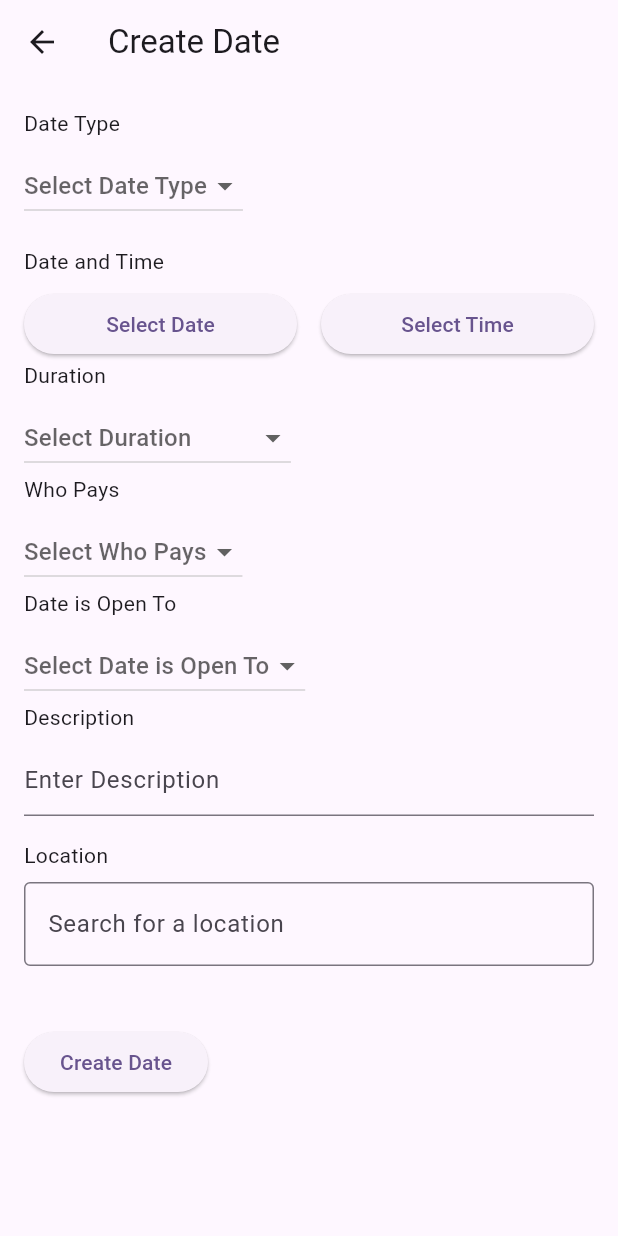
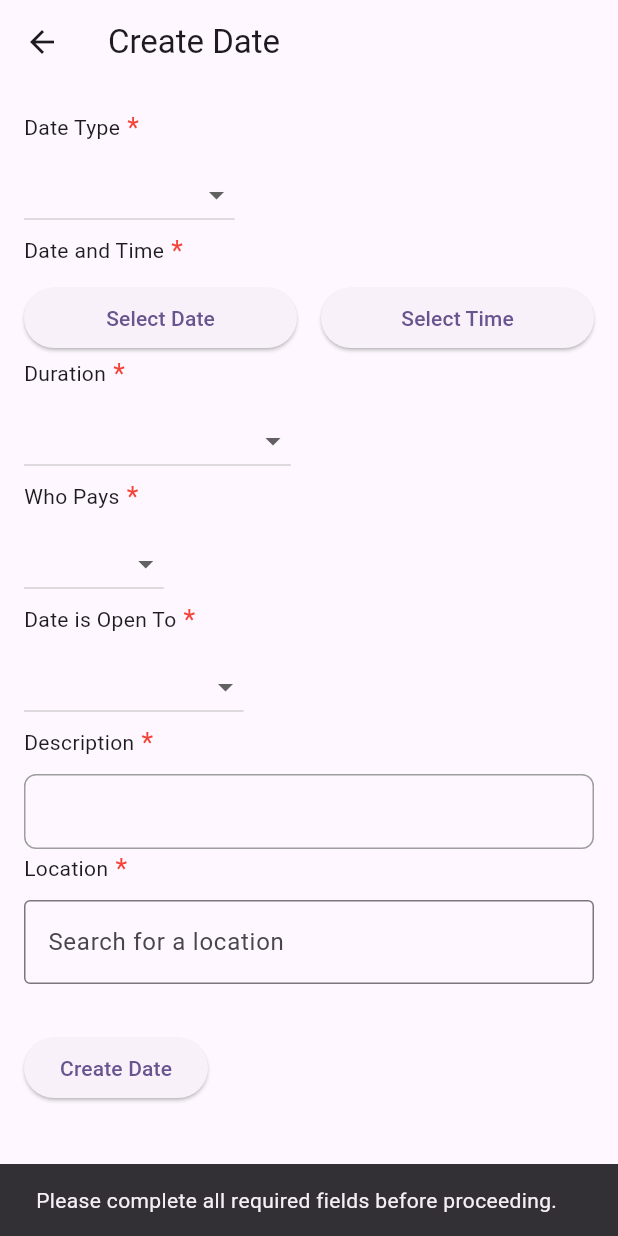
Before and after one commit to tltong/instadate, a Flutter app: the CreateDate screen opened directly with empty values, after a tap on "Create Date", on a phone screen of 412 x 824 dp. Run offline on Flutter 3.47's test engine with Material 3 defaults, Android fonts, the light colour scheme and no system bars; our stand-ins replace cloud_firestore, dio, firebase_auth, firebase_core, firebase_storage, geocoding and 3 more; accounts and stored records are empty.

Commit message:
Create date - upload data

```diff
--- a/lib/Dates/CreateDate.dart
+++ b/lib/Dates/CreateDate.dart
@@ -5,6 +5,7 @@ import 'package:intl/intl.dart';
 import 'package:cloud_firestore/cloud_firestore.dart';
 import 'package:dio/dio.dart';
 import 'package:url_launcher/url_launcher.dart';
+import 'package:instadate/Dates/DateHandler.dart';
 
 class CreateDate extends StatefulWidget {
   final String email;
@@ -28,6 +29,8 @@ class _CreateDateState extends State<CreateDate> {
   final TextEditingController _locationController = TextEditingController();
   List<Map<String, dynamic>> _locationSuggestions = [];
   Timer? _debounce;
+  final DateHandler _dateHandler = DateHandler();
+  bool _showErrors = false; // Flag for showing validation errors
 
   final String _googleApiKey =
       "AIzaSyAz5wgFHrAJ7ZxVHg6EBwtLGMg1NqsMlkc"; // Replace with your API key
@@ -68,10 +71,7 @@ class _CreateDateState extends State<CreateDate> {
                       'Extra Special',
                     ],
                     (value) => setState(() => _selectedDateType = value)),
-
-                const SizedBox(height: 16.0),
                 _buildDateAndTimePicker(),
-
                 _buildDropdown(
                     "Duration",
                     _selectedDuration,
@@ -83,7 +83,6 @@ class _CreateDateState extends State<CreateDate> {
                       'Let\'s go with the flow',
                     ],
                     (value) => setState(() => _selectedDuration = value)),
-
                 _buildDropdown(
                     "Who Pays",
                     _selectedWhoPays,
@@ -93,7 +92,6 @@ class _CreateDateState extends State<CreateDate> {
                       'Let\'s split',
                     ],
                     (value) => setState(() => _selectedWhoPays = value)),
-
                 _buildDropdown(
                     "Date is Open To",
                     _selectedOpenTo,
@@ -103,46 +101,14 @@ class _CreateDateState extends State<CreateDate> {
                       'Men and Women',
                     ],
                     (value) => setState(() => _selectedOpenTo = value)),
-
                 _buildTextField("Description", _description, (value) {
                   setState(() => _description = value);
                 }),
-
-                const SizedBox(height: 16.0),
-                const Text('Location'),
-                const SizedBox(height: 8.0),
-
-                // Multi-line Location Input
-                TextField(
-                  controller: _locationController,
-                  decoration: const InputDecoration(
-                    hintText: 'Search for a location',
-                    border: OutlineInputBorder(),
-                  ),
-                  maxLines: null,
-                  keyboardType: TextInputType.multiline,
-                  onChanged: _getLocationSuggestions,
-                ),
-
-                if (_googleMapsUrl != null) ...[
-                  const SizedBox(height: 8.0),
-                  GestureDetector(
-                    onTap: () => _openGoogleMaps(_googleMapsUrl!),
-                    child: Text(
-                      "📍 View Location on Google Maps",
-                      style: TextStyle(
-                          color: Colors.blue,
-                          decoration: TextDecoration.underline),
-                    ),
-                  ),
-                ],
-
-                const SizedBox(height: 8.0),
+                _buildLocationInput(),
                 _buildLocationSuggestions(),
-
                 const SizedBox(height: 32.0),
                 ElevatedButton(
-                  onPressed: _saveDateToFirestore,
+                  onPressed: _validateAndSaveDate,
                   child: const Text('Create Date'),
                 ),
               ],
@@ -153,16 +119,59 @@ class _CreateDateState extends State<CreateDate> {
     );
   }
 
+  Widget _buildTextField(
+      String title, String? value, Function(String) onChanged) {
+    return Column(
+      crossAxisAlignment: CrossAxisAlignment.start,
+      children: [
+        Row(
+          children: [
+            Text(title),
+            if (_showErrors && (value == null || value.isEmpty))
+              const Text(" *",
+                  style: TextStyle(color: Colors.red, fontSize: 18)),
+          ],
+        ),
+        const SizedBox(height: 8.0),
+        Container(
+          decoration: BoxDecoration(
+            border: Border.all(color: Colors.grey),
+            borderRadius: BorderRadius.circular(8.0),
+          ),
+          child: TextField(
+            onChanged: onChanged,
+            minLines: 1, // Starts with one line
+            maxLines: null, // Allows expansion
+            keyboardType: TextInputType.multiline,
+            decoration: const InputDecoration(
+              //           hintText: 'Enter text...',
+              contentPadding: EdgeInsets.all(8.0),
+              border: InputBorder.none, // Removes default border
+            ),
+          ),
+        ),
+      ],
+    );
+  }
+
   Widget _buildDropdown(String title, String? selectedValue, List<String> items,
       Function(String?) onChanged) {
     return Column(
       crossAxisAlignment: CrossAxisAlignment.start,
       children: [
-        Text(title),
+        Row(
+          children: [
+            Text(title),
+            if (_showErrors &&
+                (selectedValue == null || selectedValue!.isEmpty))
+              const Text(" *",
+                  style: TextStyle(color: Colors.red, fontSize: 18)),
+          ],
+        ),
         const SizedBox(height: 8.0),
         DropdownButton<String>(
           value: selectedValue,
-          hint: Text('Select $title'),
+          //    hint: Text('Select $title'),
           items: items.map((value) {
             return DropdownMenuItem<String>(
               value: value,
@@ -179,7 +188,14 @@ class _CreateDateState extends State<CreateDate> {
     return Column(
       crossAxisAlignment: CrossAxisAlignment.start,
       children: [
-        const Text('Date and Time'),
+        Row(
+          children: [
+            const Text('Date and Time'),
+            if (_showErrors && (_selectedDate == null || _selectedTime == null))
+              const Text(" *",
+                  style: TextStyle(color: Colors.red, fontSize: 18)),
+          ],
+        ),
         const SizedBox(height: 8.0),
         Row(
           children: [
@@ -206,21 +222,6 @@ class _CreateDateState extends State<CreateDate> {
     );
   }
 
-  Widget _buildTextField(
-      String title, String? value, Function(String) onChanged) {
-    return Column(
-      crossAxisAlignment: CrossAxisAlignment.start,
-      children: [
-        Text(title),
-        const SizedBox(height: 8.0),
-        TextField(
-          onChanged: onChanged,
-          decoration: InputDecoration(hintText: 'Enter $title'),
-        ),
-      ],
-    );
-  }
-
   Widget _buildLocationSuggestions() {
     return ConstrainedBox(
       constraints: const BoxConstraints(maxHeight: 200),
@@ -237,42 +238,42 @@ class _CreateDateState extends State<CreateDate> {
     );
   }
 
-  void _openGoogleMaps(String url) async {
-    if (await canLaunch(url)) {
-      await launch(url);
-    } else {
-      print("Could not open Google Maps");
-    }
-  }
-
-  Future<void> _selectLocation(Map<String, dynamic> selectedLocation) async {
-    String locationName = selectedLocation["description"];
-    _locationController.text = locationName;
-    setState(() => _locationSuggestions = []);
-
-    try {
-      final response = await Dio().get(
-        "https://maps.googleapis.com/maps/api/place/details/json",
-        queryParameters: {
-          "place_id": selectedLocation["place_id"],
-          "key": _googleApiKey,
-        },
-      );
-
-      if (response.statusCode == 200) {
-        var location = response.data["result"]["geometry"]["location"];
-        double lat = location["lat"];
-        double lng = location["lng"];
-
-        setState(() {
-          _selectedLatLng = LatLng(lat, lng);
-          _googleMapsUrl =
-              "https://www.google.com/maps/search/?api=1&query=${Uri.encodeComponent(locationName)}";
-        });
-      }
-    } catch (e) {
-      print("Error fetching location details: $e");
-    }
+  Widget _buildLocationInput() {
+    return Column(
+      crossAxisAlignment: CrossAxisAlignment.start,
+      children: [
+        Row(
+          children: [
+            const Text('Location'),
+            if (_showErrors && _locationController.text.isEmpty)
+              const Text(" *",
+                  style: TextStyle(color: Colors.red, fontSize: 18)),
+          ],
+        ),
+        const SizedBox(height: 8.0),
+        TextField(
+          controller: _locationController,
+          decoration: const InputDecoration(
+            hintText: 'Search for a location',
+            border: OutlineInputBorder(),
+          ),
+          maxLines: null,
+          keyboardType: TextInputType.multiline,
+          onChanged: _getLocationSuggestions,
+        ),
+        if (_googleMapsUrl != null) ...[
+          const SizedBox(height: 8.0),
+          GestureDetector(
+            onTap: () => _openGoogleMaps(_googleMapsUrl!),
+            child: Text(
+              "📍 View Location on Google Maps",
+              style: TextStyle(
+                  color: Colors.blue, decoration: TextDecoration.underline),
+            ),
+          ),
+        ],
+      ],
+    );
   }
 
   Future<void> _getLocationSuggestions(String query) async {
@@ -311,6 +312,87 @@ class _CreateDateState extends State<CreateDate> {
     });
   }
 
+  Future<void> _selectLocation(Map<String, dynamic> selectedLocation) async {
+    String locationName = selectedLocation["description"];
+    _locationController.text = locationName;
+    setState(() => _locationSuggestions = []);
+
+    try {
+      final response = await Dio().get(
+        "https://maps.googleapis.com/maps/api/place/details/json",
+        queryParameters: {
+          "place_id": selectedLocation["place_id"],
+          "key": _googleApiKey,
+        },
+      );
+
+      if (response.statusCode == 200) {
+        var location = response.data["result"]["geometry"]["location"];
+        double lat = location["lat"];
+        double lng = location["lng"];
+
+        setState(() {
+          _selectedLatLng = LatLng(lat, lng);
+          _googleMapsUrl =
+              "https://www.google.com/maps/search/?api=1&query=${Uri.encodeComponent(locationName)}";
+        });
+      }
+    } catch (e) {
+      print("Error fetching location details: $e");
+    }
+  }
+
+  void _validateAndSaveDate() {
+    setState(() => _showErrors = true);
+
+    if (_selectedDateType == null ||
+        _selectedDate == null ||
+        _selectedTime == null ||
+        _selectedDuration == null ||
+        _selectedWhoPays == null ||
+        _selectedOpenTo == null ||
+        _description!.isEmpty ||
+        _locationController.text.isEmpty) {
+      ScaffoldMessenger.of(context).showSnackBar(
+        const SnackBar(
+          content:
+              Text('Please complete all required fields before proceeding.'),
+          //backgroundColor: Colors.red,
+        ),
+      );
+      return;
+    }
+
+    _saveDateToFirestore();
+  }
+
+  Future<void> _saveDateToFirestore() async {
+    // Create a Map<String, dynamic> to pass to DateHandler
+    Map<String, dynamic> dateData = {
+      'dateType': _selectedDateType!,
+      'date': Timestamp.fromDate(_selectedDate!),
+      'time': _selectedTime!.format(context),
+      'duration': _selectedDuration,
+      'whoPays': _selectedWhoPays,
+      'openTo': _selectedOpenTo,
+      'description': _description,
+      'location': _locationController.text,
+      'latitude': _selectedLatLng?.latitude,
+      'longitude': _selectedLatLng?.longitude,
+    };
+
+    _dateHandler.uploadDate(email: widget.email, dateData: dateData).then((_) {
+      Navigator.pop(context); // Close the screen on success
+    }).catchError((e) {
+      ScaffoldMessenger.of(context).showSnackBar(
+        SnackBar(
+          content: Text('Error saving date: $e'),
+          backgroundColor: Colors.red,
+        ),
+      );
+    });
+  }
+
   Future<void> _selectDate(BuildContext context) async {
     final picked = await showDatePicker(
       context: context,
@@ -329,25 +411,11 @@ class _CreateDateState extends State<CreateDate> {
     if (picked != null) setState(() => _selectedTime = picked);
   }
 
-  Future<void> _saveDateToFirestore() async {
-    final docRef = FirebaseFirestore.instance
-        .collection('users')
-        .doc(widget.email)
-        .collection('dates')
-        .doc();
-
-    await docRef.set({
-      'date': Timestamp.fromDate(_selectedDate!),
-      'description': _description,
-      'location': _locationController.text,
-      'latitude': _selectedLatLng?.latitude,
-      'longitude': _selectedLatLng?.longitude,
-      'duration': _selectedDuration,
-      'whoPays': _selectedWhoPays,
-      'openTo': _selectedOpenTo,
-      'dateType': _selectedDateType,
-    });
-
-    Navigator.pop(context);
+  void _openGoogleMaps(String url) async {
+    if (await canLaunch(url)) {
+      await launch(url);
+    } else {
+      print("Could not open Google Maps");
+    }
   }
 }
```
Also changed, not shown: lib/Dates/DateHandler.dart (added, +72 -0 lines), lib/FirebaseService.dart (+0 -11 lines).
